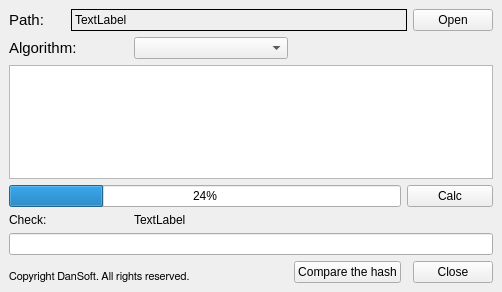
admsasha/qcalcfilehash, file mainwindow.ui: the form before one commit.
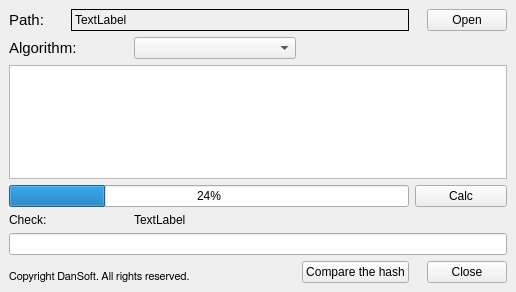
The form after the commit.

Patch:
```diff
--- a/mainwindow.ui
+++ b/mainwindow.ui
@@ -6,7 +6,7 @@
    <rect>
     <x>0</x>
     <y>0</y>
-    <width>502</width>
+    <width>516</width>
     <height>292</height>
    </rect>
   </property>
@@ -27,20 +27,7 @@
       </property>
      </widget>
     </item>
-    <item row="0" column="1" colspan="5">
-     <widget class="QLabel" name="label">
-      <property name="frameShape">
-       <enum>QFrame::Box</enum>
-      </property>
-      <property name="text">
-       <string>TextLabel</string>
-      </property>
-      <property name="textInteractionFlags">
-       <set>Qt::TextSelectableByKeyboard|Qt::TextSelectableByMouse</set>
-      </property>
-     </widget>
-    </item>
-    <item row="0" column="6">
+    <item row="0" column="7">
      <widget class="QPushButton" name="pushButton_2">
       <property name="text">
        <string>Open</string>
@@ -70,7 +57,7 @@
       </property>
      </widget>
     </item>
-    <item row="1" column="4" colspan="3">
+    <item row="1" column="4" colspan="4">
      <spacer name="horizontalSpacer">
       <property name="orientation">
        <enum>Qt::Horizontal</enum>
@@ -83,7 +70,7 @@
       </property>
      </spacer>
     </item>
-    <item row="2" column="0" colspan="7">
+    <item row="2" column="0" colspan="8">
      <widget class="QTextEdit" name="textEdit">
       <property name="readOnly">
        <bool>true</bool>
@@ -92,8 +79,8 @@
        <string>&lt;!DOCTYPE HTML PUBLIC &quot;-//W3C//DTD HTML 4.0//EN&quot; &quot;http://www.w3.org/TR/REC-html40/strict.dtd&quot;&gt;
 &lt;html&gt;&lt;head&gt;&lt;meta name=&quot;qrichtext&quot; content=&quot;1&quot; /&gt;&lt;style type=&quot;text/css&quot;&gt;
 p, li { white-space: pre-wrap; }
-&lt;/style&gt;&lt;/head&gt;&lt;body style=&quot; font-family:'MS Shell Dlg 2'; font-size:8.25pt; font-weight:400; font-style:normal;&quot;&gt;
-&lt;p style=&quot;-qt-paragraph-type:empty; margin-top:0px; margin-bottom:0px; margin-left:0px; margin-right:0px; -qt-block-indent:0; text-indent:0px; font-size:8pt;&quot;&gt;&lt;br /&gt;&lt;/p&gt;&lt;/body&gt;&lt;/html&gt;</string>
+&lt;/style&gt;&lt;/head&gt;&lt;body style=&quot; font-family:'DejaVu Sans'; font-size:11pt; font-weight:400; font-style:normal;&quot;&gt;
+&lt;p style=&quot;-qt-paragraph-type:empty; margin-top:0px; margin-bottom:0px; margin-left:0px; margin-right:0px; -qt-block-indent:0; text-indent:0px; font-family:'MS Shell Dlg 2'; font-size:8pt;&quot;&gt;&lt;br /&gt;&lt;/p&gt;&lt;/body&gt;&lt;/html&gt;</string>
       </property>
       <property name="acceptRichText">
        <bool>false</bool>
@@ -116,13 +103,16 @@
       </property>
      </widget>
     </item>
-    <item row="3" column="5" colspan="2">
+    <item row="3" column="5" colspan="3">
      <widget class="QPushButton" name="pushButton_3">
       <property name="text">
        <string>Calc</string>
       </property>
      </widget>
     </item>
+    <item row="5" column="0" colspan="8">
+     <widget class="QLineEdit" name="lineEdit"/>
+    </item>
     <item row="4" column="0" colspan="2">
      <widget class="QLabel" name="label_5">
       <property name="text">
@@ -130,16 +120,13 @@
       </property>
      </widget>
     </item>
-    <item row="4" column="2" colspan="5">
+    <item row="4" column="2" colspan="6">
      <widget class="QLabel" name="label_6">
       <property name="text">
        <string>TextLabel</string>
       </property>
      </widget>
     </item>
-    <item row="5" column="0" colspan="7">
-     <widget class="QLineEdit" name="lineEdit"/>
-    </item>
     <item row="6" column="0" colspan="3">
      <widget class="QLabel" name="label_4">
       <property name="font">
@@ -179,13 +166,45 @@
       </property>
      </widget>
     </item>
-    <item row="6" column="6">
+    <item row="6" column="7">
      <widget class="QPushButton" name="pushButton">
       <property name="text">
        <string>Close</string>
       </property>
      </widget>
     </item>
+    <item row="0" column="6">
+     <spacer name="horizontalSpacer_3">
+      <property name="orientation">
+       <enum>Qt::Horizontal</enum>
+      </property>
+      <property name="sizeHint" stdset="0">
+       <size>
+        <width>40</width>
+        <height>20</height>
+       </size>
+      </property>
+     </spacer>
+    </item>
+    <item row="0" column="1" colspan="4">
+     <widget class="QLabel" name="label">
+      <property name="maximumSize">
+       <size>
+        <width>400</width>
+        <height>16777215</height>
+       </size>
+      </property>
+      <property name="frameShape">
+       <enum>QFrame::Box</enum>
+      </property>
+      <property name="text">
+       <string>TextLabel</string>
+      </property>
+      <property name="textInteractionFlags">
+       <set>Qt::TextSelectableByKeyboard|Qt::TextSelectableByMouse</set>
+      </property>
+     </widget>
+    </item>
    </layout>
   </widget>
  </widget>
```
